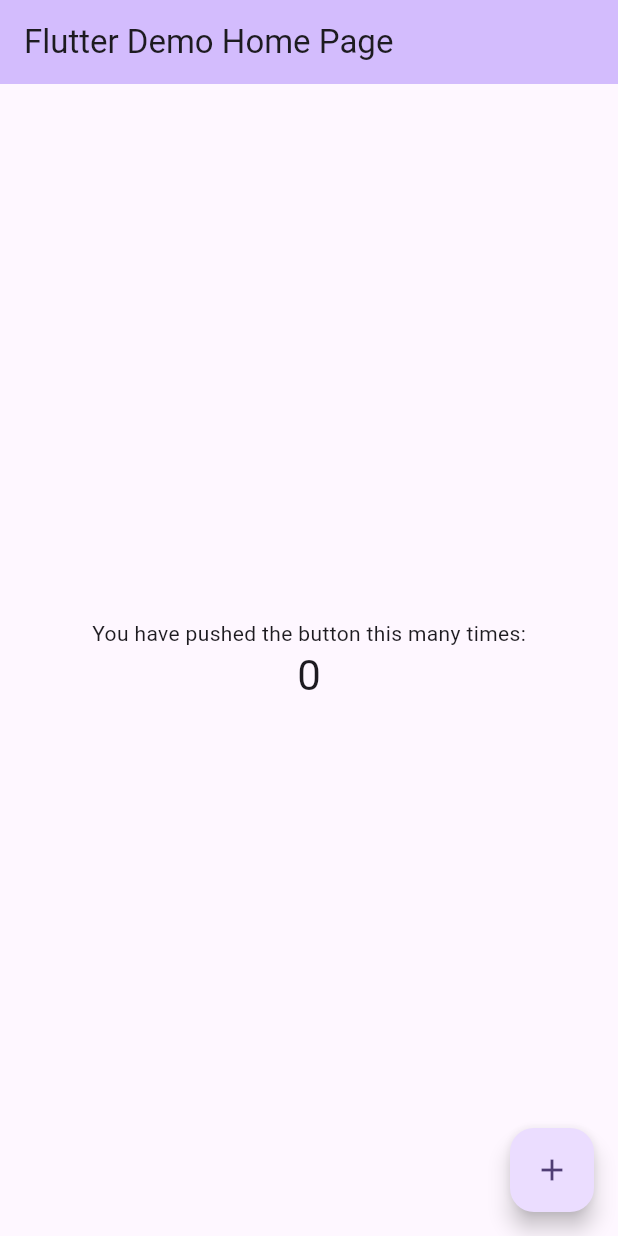
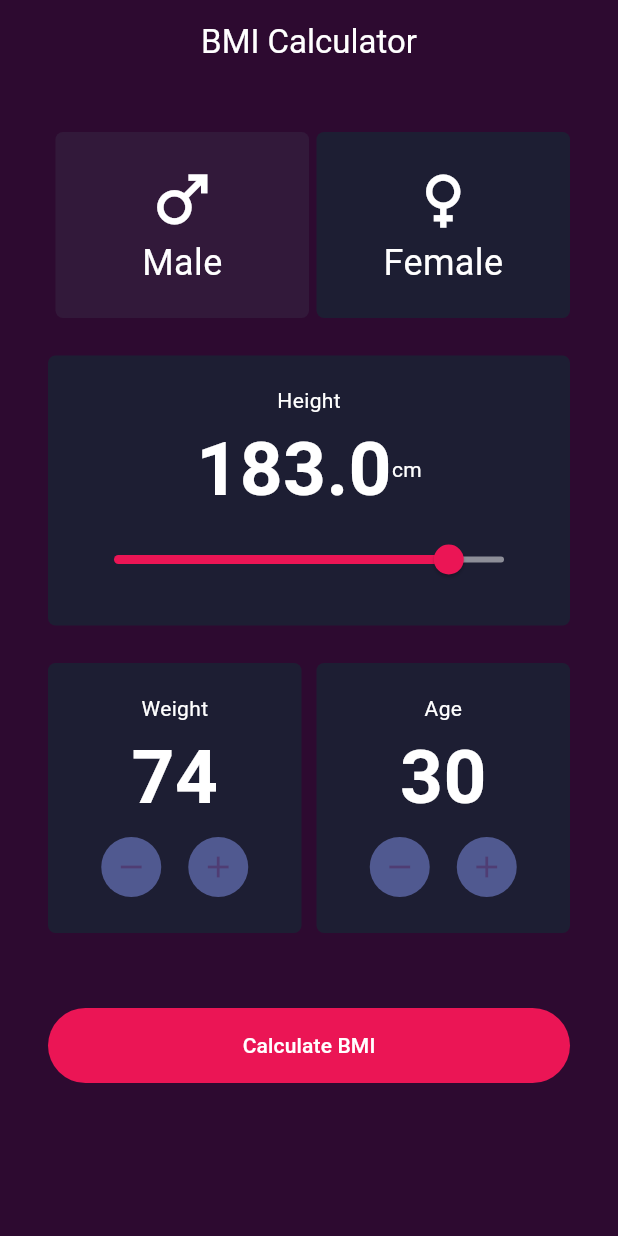
Before and after one commit to dilafx/bmi_calculator, a Flutter app: the screen it shows after launch, on a phone screen of 412 x 824 dp. Run offline on Flutter 3.47's test engine with Material 3 defaults, Android fonts, the phone set to English and light mode, and no system bars.

Commit message:
Add BMI calculator page and constants for styling

```diff
--- /dev/null
+++ b/lib/bmi_calculator.dart
@@ -0,0 +1,403 @@
+import 'package:bmi_calculator/constants.dart';
+import 'package:flutter/material.dart';
+
+class BMICalculatorPage extends StatefulWidget {
+  const BMICalculatorPage({super.key});
+
+  @override
+  State<BMICalculatorPage> createState() => _BMICalculatorPageState();
+}
+
+class _BMICalculatorPageState extends State<BMICalculatorPage> {
+  bool isMale = true;
+  double height = 183;
+  int weight = 74;
+  int age = 30;
+  double? bmi;
+
+  double calculateBMI({required int weight, required double height}) {
+    return weight / ((height / 100) * (height / 100));
+  }
+
+  Color getBMIColor(double bmi) {
+    if (bmi < 18.5) {
+      return Colors.blue;
+    } else if (bmi < 25) {
+      return Colors.green;
+    } else if (bmi < 30) {
+      return Colors.orange;
+    } else {
+      return Colors.red;
+    }
+  }
+
+  @override
+  Widget build(BuildContext context) {
+    return Scaffold(
+      appBar: AppBar(
+        backgroundColor: kBackgroundColor,
+        foregroundColor: kActiveTextColor,
+        title: const Text('BMI Calculator'),
+        centerTitle: true, // FIXED: Centers the title
+      ),
+      backgroundColor: kBackgroundColor,
+      body: Container(
+        padding: const EdgeInsets.all(32),
+        child: SingleChildScrollView(
+          child: Column(
+            mainAxisAlignment: MainAxisAlignment.start,
+            crossAxisAlignment: CrossAxisAlignment.center,
+            children: [
+              // --- Gender Row ---
+              Row(
+                mainAxisAlignment: MainAxisAlignment.center,
+                children: [
+                  const SizedBox(width: 5),
+                  Expanded(
+                    child: GestureDetector(
+                      onTap: () {
+                        setState(() {
+                          isMale = true;
+                        });
+                        var bmiValue = calculateBMI(
+                          weight: weight,
+                          height: height,
+                        );
+
+                        setState(() {
+                          bmi = bmiValue;
+                        });
+                      },
+                      child: Container(
+                        padding: const EdgeInsets.all(20),
+                        decoration: isMale
+                            ? kSelectedTileBorderDecoration
+                            : kTileBorderDecoration,
+
+                        child: const Column(
+                          children: [
+                            Icon(Icons.male, size: 50, color: kActiveTextColor),
+                            Text(
+                              "Male",
+                              style: TextStyle(
+                                fontSize: 24,
+                                color: kActiveTextColor,
+                              ),
+                            ),
+                          ],
+                        ),
+                      ),
+                    ),
+                  ),
+                  const SizedBox(width: 5),
+                  Expanded(
+                    child: GestureDetector(
+                      onTap: () {
+                        setState(() {
+                          isMale = false;
+                        });
+                        var bmiValue = calculateBMI(
+                          weight: weight,
+                          height: height,
+                        );
+
+                        setState(() {
+                          bmi = bmiValue;
+                        });
+                      },
+                      child: Container(
+                        padding: const EdgeInsets.all(20),
+                        decoration: !isMale
+                            ? kSelectedTileBorderDecoration
+                            : kTileBorderDecoration,
+
+                        child: const Column(
+                          children: [
+                            Icon(
+                              Icons.female,
+                              size: 50,
+                              color: kActiveTextColor,
+                            ),
+                            Text(
+                              "Female",
+                              style: TextStyle(
+                                fontSize: 24,
+                                color: kActiveTextColor,
+                              ),
+                            ),
+                          ],
+                        ),
+                      ),
+                    ),
+                  ),
+                ],
+              ),
+              const SizedBox(height: 25),
+
+              // --- Height Slider Container ---
+              Container(
+                decoration: kTileBorderDecoration,
+                padding: const EdgeInsets.all(20),
+                child: Column(
+                  children: [
+                    const Text(
+                      "Height",
+                      style: TextStyle(color: kActiveTextColor),
+                    ),
+                    Row(
+                      mainAxisAlignment: MainAxisAlignment.center,
+                      children: [
+                        Text(
+                          height.toStringAsFixed(1),
+                          style: TextStyle(
+                            fontSize: 50,
+                            fontWeight: FontWeight.bold,
+                            color: kActiveTextColor,
+                          ),
+                        ),
+                        Text("cm", style: TextStyle(color: kActiveTextColor)),
+                      ],
+                    ),
+                    Slider(
+                      min: 80,
+                      max: 200,
+                      value: height,
+                      onChanged: (value) {
+                        setState(() {
+                          height = value;
+                        });
+                        var bmiValue = calculateBMI(
+                          weight: weight,
+                          height: height,
+                        );
+
+                        setState(() {
+                          bmi = bmiValue;
+                        });
+                      },
+                      activeColor: const Color(0xFFEB1555),
+                      inactiveColor: kInactiveTextColor,
+                    ),
+                  ],
+                ),
+              ),
+              const SizedBox(height: 25),
+
+              Row(
+                mainAxisAlignment: MainAxisAlignment.center,
+                children: [
+                  Expanded(
+                    child: Container(
+                      decoration: kTileBorderDecoration,
+                      padding: const EdgeInsets.all(20),
+                      child: Column(
+                        children: [
+                          const Text(
+                            "Weight",
+                            style: TextStyle(color: kActiveTextColor),
+                          ),
+                          Text(
+                            "$weight",
+                            style: TextStyle(
+                              color: kActiveTextColor,
+                              fontSize: 50,
+                              fontWeight: FontWeight.bold,
+                            ),
+                          ),
+                          Row(
+                            mainAxisAlignment: MainAxisAlignment.center,
+                            children: [
+                              FloatingActionButton(
+                                elevation: 0,
+                                backgroundColor: Color.fromARGB(
+                                  255,
+                                  80,
+                                  89,
+                                  144,
+                                ),
+                                mini: true,
+                                shape: const CircleBorder(),
+                                onPressed: () {
+                                  setState(() {
+                                    if (weight > 25) weight--;
+                                  });
+                                  var bmiValue = calculateBMI(
+                                    weight: weight,
+                                    height: height,
+                                  );
+
+                                  setState(() {
+                                    bmi = bmiValue;
+                                  });
+                                },
+                                child: const Icon(Icons.remove),
+                              ),
+                              const SizedBox(width: 10),
+                              FloatingActionButton(
+                                elevation: 0,
+                                mini: true,
+                                backgroundColor: Color.fromARGB(
+                                  255,
+                                  80,
+                                  89,
+                                  144,
+                                ),
+                                shape: const CircleBorder(),
+                                onPressed: () {
+                                  setState(() {
+                                    if (weight < 250) weight++;
+                                  });
+                                  var bmiValue = calculateBMI(
+                                    weight: weight,
+                                    height: height,
+                                  );
+
+                                  setState(() {
+                                    bmi = bmiValue;
+                                  });
+                                },
+                                child: const Icon(Icons.add),
+                              ),
+                            ],
+                          ),
+                        ],
+                      ),
+                    ),
+                  ),
+                  const SizedBox(width: 10),
+                  // Wrap the second Container in Expanded
+                  Expanded(
+                    child: Container(
+                      decoration: kTileBorderDecoration,
+                      padding: const EdgeInsets.all(20),
+                      child: Column(
+                        children: [
+                          const Text(
+                            "Age",
+                            style: TextStyle(color: kActiveTextColor),
+                          ),
+                          Text(
+                            "$age",
+                            style: TextStyle(
+                              color: kActiveTextColor,
+                              fontSize: 50,
+                              fontWeight: FontWeight.bold,
+                            ),
+                          ),
+                          Row(
+                            mainAxisAlignment: MainAxisAlignment.center,
+                            children: [
+                              FloatingActionButton(
+                                elevation: 0,
+                                mini: true,
+                                backgroundColor: Color.fromARGB(
+                                  255,
+                                  80,
+                                  89,
+                                  144,
+                                ),
+                                shape: const CircleBorder(),
+                                onPressed: () {
+                                  setState(() {
+                                    if (age > 15) age--;
+                                  });
+                                  var bmiValue = calculateBMI(
+                                    weight: weight,
+                                    height: height,
+                                  );
+
+                                  setState(() {
+                                    bmi = bmiValue;
+                                  });
+                                },
+                                child: const Icon(Icons.remove),
+                              ),
+                              const SizedBox(width: 10),
+                              FloatingActionButton(
+                                elevation: 0,
+                                mini: true,
+                                backgroundColor: Color.fromARGB(
+                                  255,
+                                  80,
+                                  89,
+                                  144,
+                                ),
+                                shape: const CircleBorder(),
+                                onPressed: () {
+                                  setState(() {
+                                    if (age < 100) age++;
+                                  });
+                                  var bmiValue = calculateBMI(
+                                    weight: weight,
+                                    height: height,
+                                  );
+
+                                  setState(() {
+                                    bmi = bmiValue;
+                                  });
+                                },
+                                child: const Icon(Icons.add),
+                              ),
+                            ],
+                          ),
+                        ],
+                      ),
+                    ),
+                  ),
+                ],
+              ),
+              const SizedBox(height: 25),
+
+              if (bmi != null)
+                Container(
+                  decoration: kSelectedTileBorderDecoration,
+                  padding: const EdgeInsets.all(20),
+                  child: Column(
+                    children: [
+                      const Text(
+                        "Your BMI",
+                        style: TextStyle(color: kActiveTextColor, fontSize: 20),
+                      ),
+                      const SizedBox(height: 10),
+                      Text(
+                        bmi!.toStringAsFixed(1),
+                        style: TextStyle(
+                          fontSize: 60,
+                          fontWeight: FontWeight.bold,
+                          color: getBMIColor(bmi!),
+                        ),
+                      ),
+                    ],
+                  ),
+                ),
+              const SizedBox(height: 25),
+
+              // --- Bottom Button ---
+              SizedBox(
+                width: double.infinity,
+                height: 50,
+                child: TextButton(
+                  style: TextButton.styleFrom(
+                    backgroundColor: const Color(0xFFEB1555),
+                    foregroundColor: Colors.white,
+                  ),
+                  onPressed: () {
+                    setState(() {
+                      bmi = calculateBMI(weight: weight, height: height);
+                    });
+                    var bmiValue = calculateBMI(weight: weight, height: height);
+
+                    setState(() {
+                      bmi = bmiValue;
+                    });
+                  },
+                  child: const Text("Calculate BMI"),
+                ),
+              ),
+            ],
+          ),
+        ),
+      ),
+    );
+  }
+}
--- /dev/null
+++ b/lib/constants.dart
@@ -0,0 +1,22 @@
+
+
+
+
+import 'package:flutter/material.dart' show Color, BoxDecoration, BorderRadius;
+
+const kTileColor = Color(0xFF1D1E33);
+const kSelectedTileColor =Color.fromARGB(255, 50, 25, 58);
+const kActiveTextColor = Color(0xFFffffff);
+const kInactiveTextColor=Color(0xFf8D8E98);
+const kBackgroundColor=Color.fromARGB(255, 45, 10, 48);
+
+   var kTileBorderDecoration = BoxDecoration(
+          color: kTileColor,
+          borderRadius: BorderRadius.circular(5),
+          );
+
+
+     var kSelectedTileBorderDecoration = BoxDecoration(
+          color: kSelectedTileColor,
+          borderRadius: BorderRadius.circular(5),
+          );
--- a/lib/main.dart
+++ b/lib/main.dart
@@ -1,8 +1,11 @@
 import 'package:flutter/material.dart';
+import 'bmi_calculator.dart';
+
 
 void main() {
   runApp(const MyApp());
 }
+
 
 class MyApp extends StatelessWidget {
   const MyApp({super.key});
@@ -12,111 +15,12 @@ class MyApp extends StatelessWidget {
   Widget build(BuildContext context) {
     return MaterialApp(
       title: 'Flutter Demo',
+      debugShowCheckedModeBanner: false,
       theme: ThemeData(
-        // This is the theme of your application.
-        //
-        // TRY THIS: Try running your application with "flutter run". You'll see
-        // the application has a purple toolbar. Then, without quitting the app,
-        // try changing the seedColor in the colorScheme below to Colors.green
-        // and then invoke "hot reload" (save your changes or press the "hot
-        // reload" button in a Flutter-supported IDE, or press "r" if you used
-        // the command line to start the app).
-        //
-        // Notice that the counter didn't reset back to zero; the application
-        // state is not lost during the reload. To reset the state, use hot
-        // restart instead.
-        //
-        // This works for code too, not just values: Most code changes can be
-        // tested with just a hot reload.
+
         colorScheme: ColorScheme.fromSeed(seedColor: Colors.deepPurple),
       ),
-      home: const MyHomePage(title: 'Flutter Demo Home Page'),
+      home: const  BMICalculatorPage(),
     );
   }
 }
-
-class MyHomePage extends StatefulWidget {
-  const MyHomePage({super.key, required this.title});
-
-  // This widget is the home page of your application. It is stateful, meaning
-  // that it has a State object (defined below) that contains fields that affect
-  // how it looks.
-
-  // This class is the configuration for the state. It holds the values (in this
-  // case the title) provided by the parent (in this case the App widget) and
-  // used by the build method of the State. Fields in a Widget subclass are
-  // always marked "final".
-
-  final String title;
-
-  @override
-  State<MyHomePage> createState() => _MyHomePageState();
-}
-
-class _MyHomePageState extends State<MyHomePage> {
-  int _counter = 0;
-
-  void _incrementCounter() {
-    setState(() {
-      // This call to setState tells the Flutter framework that something has
-      // changed in this State, which causes it to rerun the build method below
-      // so that the display can reflect the updated values. If we changed
-      // _counter without calling setState(), then the build method would not be
-      // called again, and so nothing would appear to happen.
-      _counter++;
-    });
-  }
-
-  @override
-  Widget build(BuildContext context) {
-    // This method is rerun every time setState is called, for instance as done
-    // by the _incrementCounter method above.
-    //
-    // The Flutter framework has been optimized to make rerunning build methods
-    // fast, so that you can just rebuild anything that needs updating rather
-    // than having to individually change instances of widgets.
-    return Scaffold(
-      appBar: AppBar(
-        // TRY THIS: Try changing the color here to a specific color (to
-        // Colors.amber, perhaps?) and trigger a hot reload to see the AppBar
-        // change color while the other colors stay the same.
-        backgroundColor: Theme.of(context).colorScheme.inversePrimary,
-        // Here we take the value from the MyHomePage object that was created by
-        // the App.build method, and use it to set our appbar title.
-        title: Text(widget.title),
-      ),
-      body: Center(
-        // Center is a layout widget. It takes a single child and positions it
-        // in the middle of the parent.
-        child: Column(
-          // Column is also a layout widget. It takes a list of children and
-          // arranges them vertically. By default, it sizes itself to fit its
-          // children horizontally, and tries to be as tall as its parent.
-          //
-          // Column has various properties to control how it sizes itself and
-          // how it positions its children. Here we use mainAxisAlignment to
-          // center the children vertically; the main axis here is the vertical
-          // axis because Columns are vertical (the cross axis would be
-          // horizontal).
-          //
-          // TRY THIS: Invoke "debug painting" (choose the "Toggle Debug Paint"
-          // action in the IDE, or press "p" in the console), to see the
-          // wireframe for each widget.
-          mainAxisAlignment: MainAxisAlignment.center,
-          children: <Widget>[
-            const Text('You have pushed the button this many times:'),
-            Text(
-              '$_counter',
-              style: Theme.of(context).textTheme.headlineMedium,
-            ),
-          ],
-        ),
-      ),
-      floatingActionButton: FloatingActionButton(
-        onPressed: _incrementCounter,
-        tooltip: 'Increment',
-        child: const Icon(Icons.add),
-      ), // This trailing comma makes auto-formatting nicer for build methods.
-    );
-  }
-}
```
